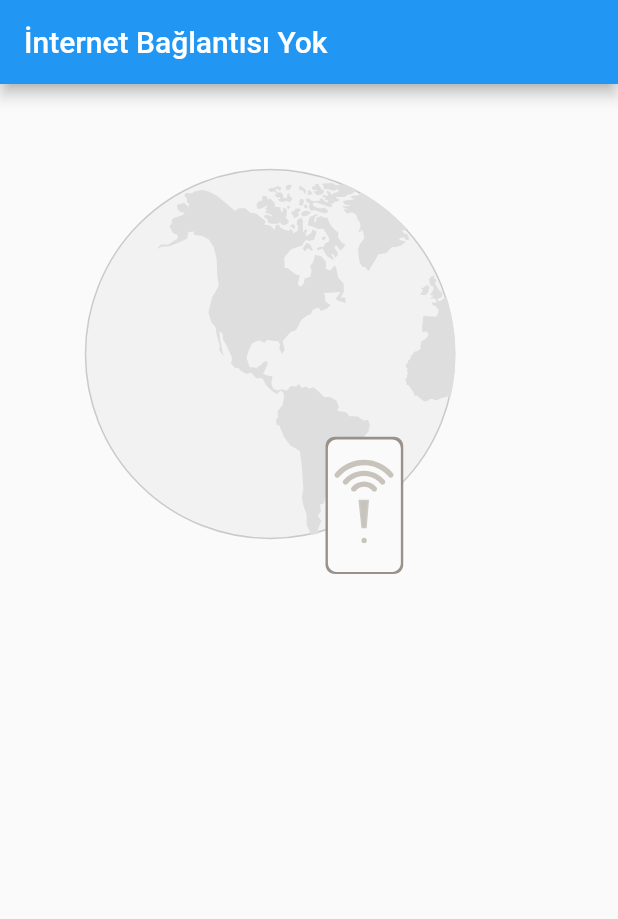
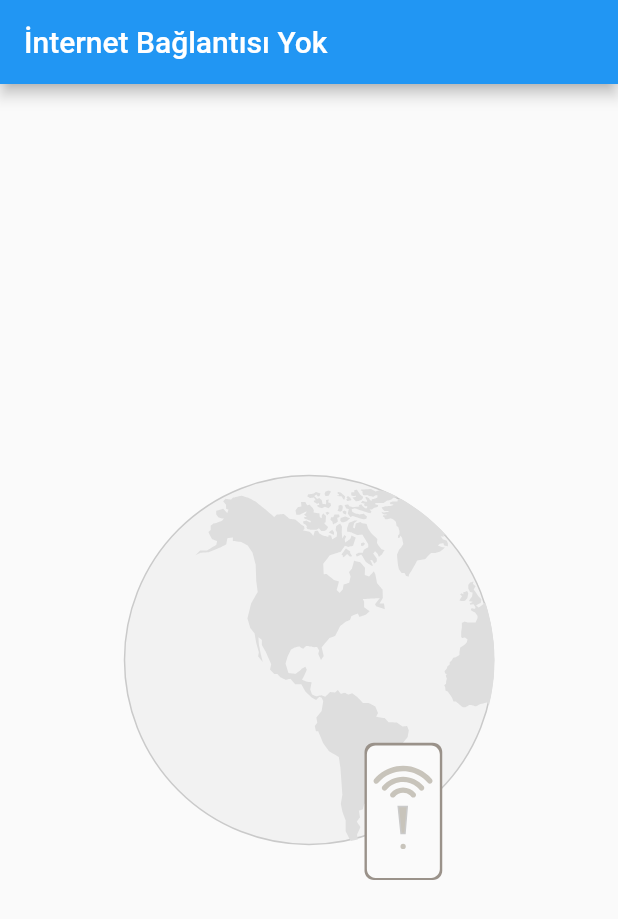
Before and after one commit to fatihdurmaz/gys_657_sorubankasi, a Flutter app: the NoConnectionView screen opened directly, on a phone screen of 412 x 824 dp. Shown: the top 919 px of the screen. Run offline on Flutter 3.47's test engine with Material 2 defaults, Android fonts, the light colour scheme and no system bars; our stand-ins replace connectivity_plus, lottie; network calls fail.

Commit message:
minor change

```diff
--- a/lib/no_connection_view.dart
+++ b/lib/no_connection_view.dart
@@ -10,8 +10,10 @@ class NoConnectionView extends StatelessWidget {
       appBar: AppBar(
         title: const Text('İnternet Bağlantısı Yok'),
       ),
-      body: Container(
-        child: Lottie.asset('assets/json/animation.json'),
+      body: Center(
+        child: Container(
+          child: Lottie.asset('assets/json/animation.json'),
+        ),
       ),
     );
   }
--- a/lib/summaries_view.dart
+++ b/lib/summaries_view.dart
@@ -53,9 +53,11 @@ class _SummariesViewState extends State<SummariesView> {
                   title: Text(
                     snapshot.data[index].ozetBilgi,
                     textAlign: TextAlign.justify,
-                    style: const TextStyle(fontStyle: FontStyle.italic),
+                    style: const TextStyle(
+                      fontSize: 13,
+                    ),
                   ),
-                  leading: const Icon(Icons.star),
+                  leading: Chip(label: Text('${index + 1}')),
                 ),
                 separatorBuilder: (context, int index) {
                   return const Divider(
```
